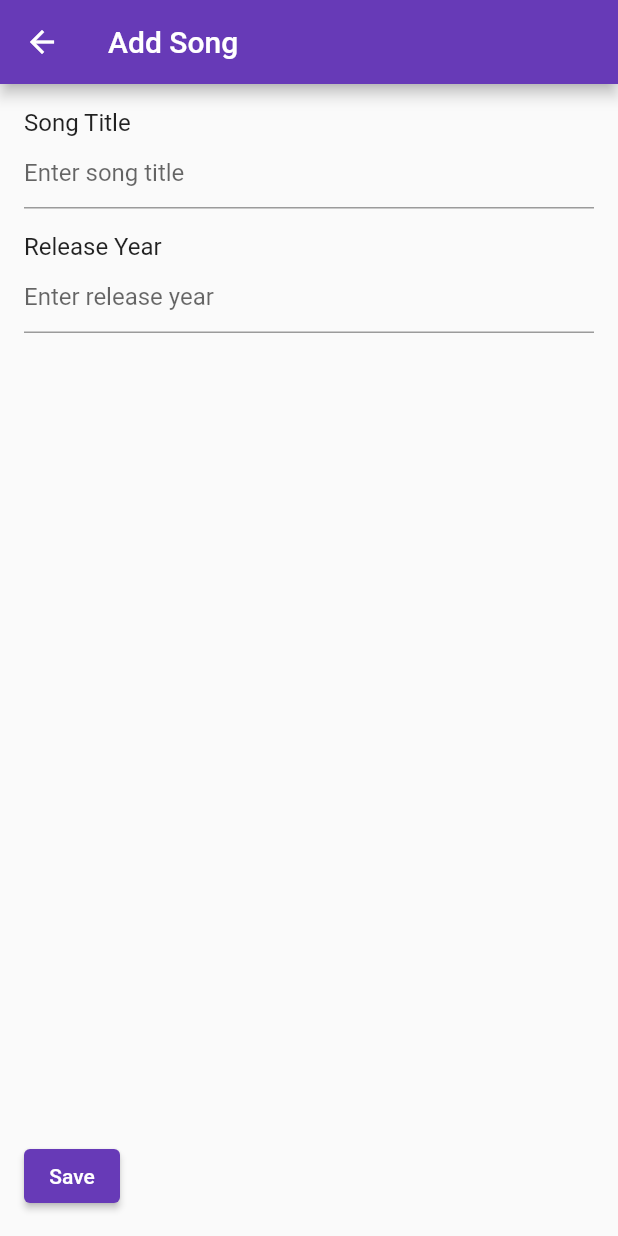
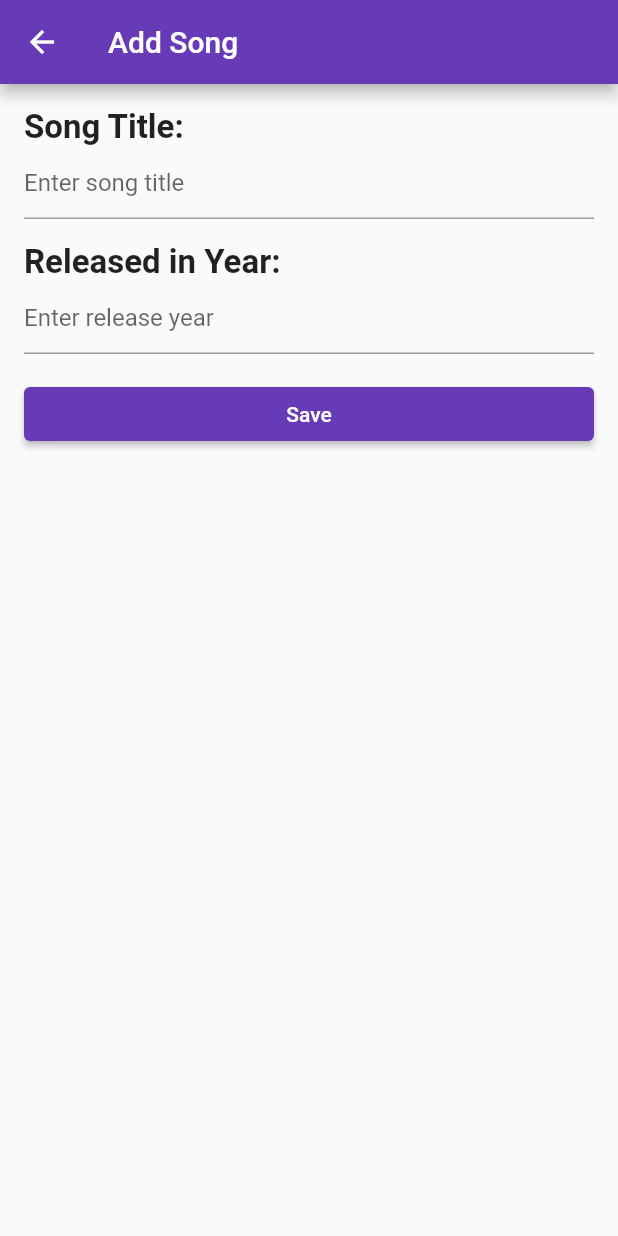
Before and after one commit to Lovyania/assignment4.2, a Flutter app: the AddSongScreen screen opened directly with empty values, on a phone screen of 412 x 824 dp. Run offline on Flutter 3.47's test engine with Material 2 defaults, Android fonts, the phone set to English and light mode, and no system bars; our stand-ins replace sqflite; accounts and stored records are empty.

Commit message:
save btn

```diff
--- a/lib/screens/songentry.dart
+++ b/lib/screens/songentry.dart
@@ -54,8 +54,11 @@
           crossAxisAlignment: CrossAxisAlignment.start,
           children: [
             const Text(
-              'Song Title',
-              style: TextStyle(fontSize: 16.0),
+              'Song Title:',
+              style: TextStyle(
+                  fontSize: 22,
+                  fontWeight: FontWeight.bold,
+              ),
             ),
             TextField(
               controller: _titleController,
@@ -65,8 +68,11 @@
             ),
             const SizedBox(height: 16.0),
             const Text(
-              'Release Year',
-              style: TextStyle(fontSize: 16.0),
+              'Released in Year:',
+              style: TextStyle(
+                  fontSize: 22,
+                  fontWeight: FontWeight.bold,
+              ),
             ),
             TextField(
               controller: _yearController,
@@ -75,9 +81,11 @@
                 hintText: 'Enter release year',
               ),
             ),
-            Spacer(),
+            SizedBox(height: 16.0),
             ElevatedButton(
               onPressed: _saveSong,
+              style: ElevatedButton.styleFrom(
+                  fixedSize: const Size(500, 20)),
               child: const Text('Save'),
             ),
           ],
```
